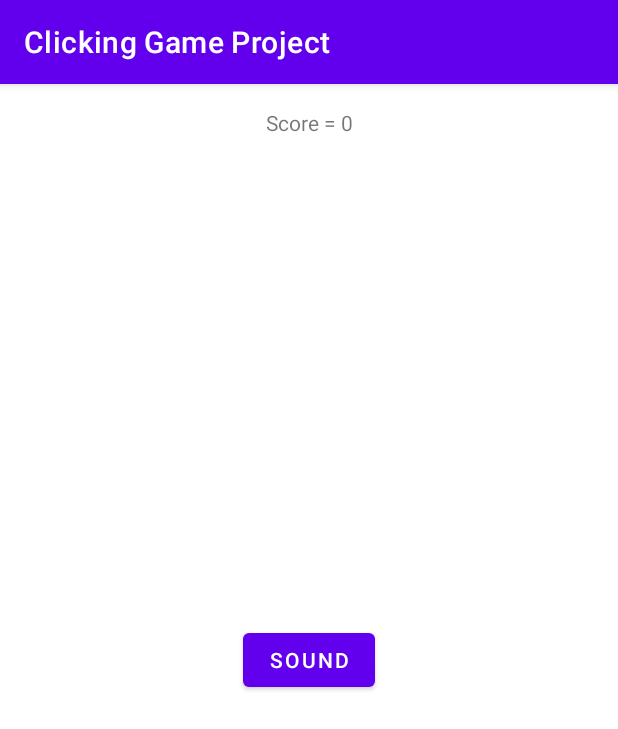
After one commit to ClickerScreen/Click, an Android app: the MainGameActivity screen opened directly, with no data from a screen before it, on a phone screen of 412 x 824 dp. The commit adds this screen. Shown: the top 729 px of the screen. Run offline under Robolectric (Android 15) with nearby library versions, the phone set to English and light mode, and no system bars.

Commit message:
game logic fixed
renamed main activity, added drawables and music to folders, added a score counter

```diff
--- a/app/src/main/AndroidManifest.xml
+++ b/app/src/main/AndroidManifest.xml
@@ -16,7 +16,7 @@
                 <category android:name="android.intent.category.LAUNCHER" />
             </intent-filter>
         </activity>
-        <activity android:name=".MainActivity"></activity>
+        <activity android:name=".MainGameActivity"></activity>
     </application>
 
 </manifest>
--- /dev/null
+++ b/app/src/main/java/com/example/clickinggameproject/MainGameActivity.kt
@@ -0,0 +1,49 @@
+package com.example.clickinggameproject
+
+import android.os.Bundle
+import android.util.DisplayMetrics
+import android.view.View
+import android.widget.Button
+import android.widget.TextView
+import androidx.appcompat.app.AppCompatActivity
+import kotlin.random.Random
+
+
+class MainGameActivity : AppCompatActivity() {
+    override fun onCreate(savedInstanceState: Bundle?) {
+        super.onCreate(savedInstanceState)
+        setContentView(R.layout.activity_main_game)
+
+        val displaymetrics = DisplayMetrics()
+        windowManager.defaultDisplay.getMetrics(displaymetrics)
+        val width = displaymetrics.widthPixels // 1080
+        val height = displaymetrics.heightPixels // 1794
+
+        var soundButton = findViewById<Button>(R.id.buttonSound)
+        var randX = 0
+        var randY = 0
+        var gameScore = findViewById<TextView>(R.id.textViewGameScore)
+        var score = 0
+        gameScore.setText("Score = " + score)
+
+        // change button position on button click
+        soundButton.setOnClickListener{
+            // remove the button from screen
+            soundButton.visibility = View.INVISIBLE
+            score += 1
+            gameScore.setText("Score = " + score)
+
+            // generate new position
+            randX = Random.nextInt(30, width - 250)
+            randY = Random.nextInt(90, height - 144)
+
+            var choice = Random.nextFloat()
+            soundButton.x = randX.toFloat()
+            soundButton.y = randY.toFloat()
+
+            // show button
+            soundButton.visibility = View.VISIBLE
+        }
+
+    }
+}
--- a/app/src/main/java/com/example/clickinggameproject/MainMenuActivity.kt
+++ b/app/src/main/java/com/example/clickinggameproject/MainMenuActivity.kt
@@ -3,16 +3,12 @@ package com.example.clickinggameproject
 import android.content.Intent
 import android.media.MediaPlayer
 import android.os.Bundle
-import android.os.Handler
-import android.os.HandlerThread
-import android.os.Looper
 import android.view.MotionEvent
 import android.view.View
 import android.view.animation.AlphaAnimation
 import android.view.animation.Animation
 import android.widget.TextView
 import androidx.appcompat.app.AppCompatActivity
-import kotlin.math.exp
 
 class MainMenuActivity : AppCompatActivity() {
 
@@ -58,7 +54,7 @@ class MainMenuActivity : AppCompatActivity() {
     }
 
     override fun dispatchTouchEvent(ev: MotionEvent?): Boolean {
-        val intent = Intent(this, MainActivity::class.java)
+        val intent = Intent(this, MainGameActivity::class.java)
         startActivity(intent)
         return super.dispatchTouchEvent(ev)
     }
--- a/app/src/main/res/layout/activity_main.xml
+++ b/app/src/main/res/layout/activity_main_game.xml
@@ -4,7 +4,7 @@
     xmlns:tools="http://schemas.android.com/tools"
     android:layout_width="match_parent"
     android:layout_height="match_parent"
-    tools:context=".MainActivity">
+    tools:context=".MainGameActivity">
 
     <Button
         android:id="@+id/buttonSound"
@@ -15,4 +15,13 @@
         app:layout_constraintEnd_toEndOf="parent"
         app:layout_constraintStart_toStartOf="parent"
         app:layout_constraintTop_toTopOf="parent" />
+
+    <TextView
+        android:id="@+id/textViewGameScore"
+        android:layout_width="wrap_content"
+        android:layout_height="wrap_content"
+        android:layout_marginTop="16dp"
+        app:layout_constraintEnd_toEndOf="parent"
+        app:layout_constraintStart_toStartOf="parent"
+        app:layout_constraintTop_toTopOf="parent" />
 </androidx.constraintlayout.widget.ConstraintLayout>
```
Also changed, not shown: app/src/main/java/com/example/clickinggameproject/MainActivity.kt (deleted, +0 -80 lines), 5 other files.
